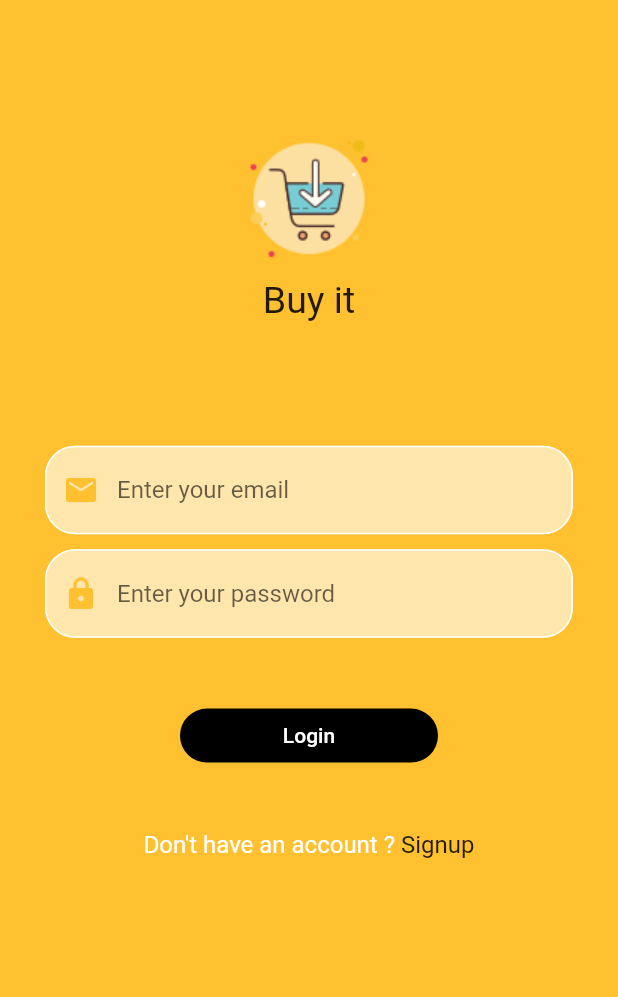
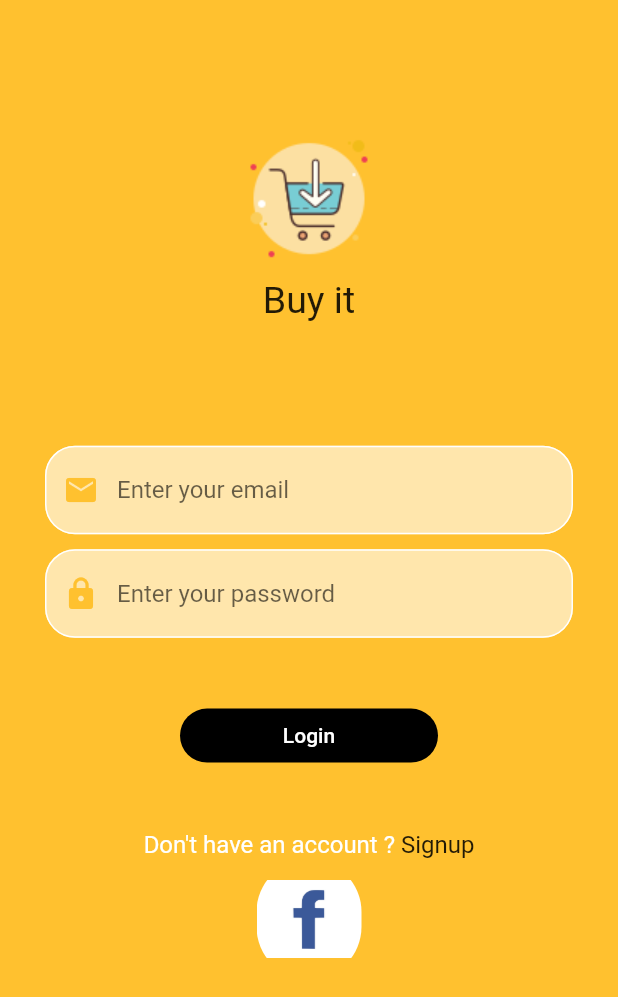
Before and after one commit to Madhav008/myshop, a Flutter app: the screen it shows after launch, on a phone screen of 412 x 824 dp. Shown: the top 997 px of the screen. Run offline on Flutter 3.47's test engine with Material 2 defaults, Android fonts, the phone set to English and light mode, and no system bars; Roboto replaces fonts that are missing (Pacifico).

Commit message:
facebook logo added

```diff
--- a/lib/login.dart
+++ b/lib/login.dart
@@ -55,7 +55,7 @@ class _LoginScreenState extends State<LoginScreen> {
                 builder: (context) => FlatButton(
                   shape: RoundedRectangleBorder(
                       borderRadius: BorderRadius.circular(20)),
-                  onPressed: () async {},
+                  onPressed: () => null,
                   color: Colors.black,
                   child: Text(
                     'Login',
@@ -97,6 +97,21 @@ class _LoginScreenState extends State<LoginScreen> {
                 )
               ],
             ),
+            Row(
+              mainAxisAlignment: MainAxisAlignment.center,
+              children: [
+                Container(
+                  height: 80,
+                  width: 70,
+                  decoration: BoxDecoration(
+                    borderRadius: BorderRadius.circular(100),
+                    image: DecorationImage(
+                      image: AssetImage('images/icons/facebook.jpg'),
+                    ),
+                  ),
+                )
+              ],
+            )
           ],
         ),
       ),
--- a/lib/signup.dart
+++ b/lib/signup.dart
@@ -72,8 +72,7 @@ class _SignupScreenState extends State<SignupScreen> {
                 builder: (context) => FlatButton(
                   shape: RoundedRectangleBorder(
                       borderRadius: BorderRadius.circular(20)),
-                  onPressed: () async {
-                  },
+                  onPressed: () async {},
                   color: Colors.black,
                   child: Text(
                     'SignUp',
@@ -107,6 +106,11 @@ class _SignupScreenState extends State<SignupScreen> {
                   ),
                 )
               ],
+            ),
+            Row(
+              children: [
+
+              ],
             )
           ],
         ),
```
Also changed, not shown: pubspec.yaml (+1 -9 lines).
